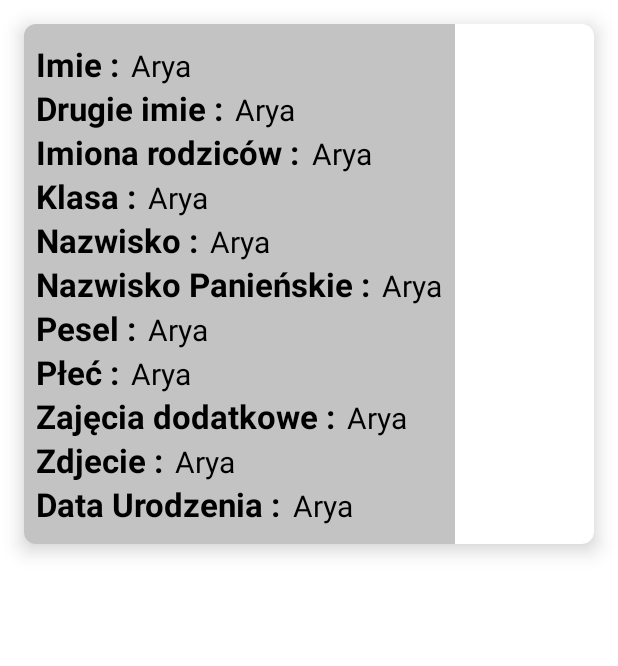
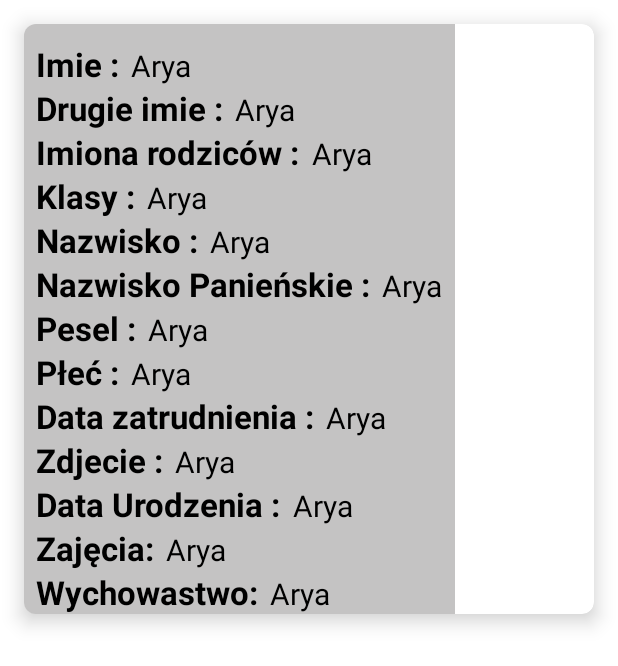
Before and after one commit to Ok-tvn/Sekretariat_Mobile, an Android app: the layout nauczyciel_karta.xml on its own in the app's theme, with its tools: preview values and no code run, on a phone screen of 412 x 824 dp. Shown: the top 666 px of the screen. Run offline under Robolectric (Android 15) with nearby library versions, the phone set to English and light mode, and no system bars.

Commit message:
Dodanie działającego nauczyciela

```diff
--- a/app/src/main/java/com/example/sekretariat_mobile/Adapter_uczen.java
+++ b/app/src/main/java/com/example/sekretariat_mobile/Adapter_uczen.java
@@ -61,12 +61,12 @@ public class Adapter_uczen extends RecyclerView.Adapter<Adapter_uczen.MyViewHold
             imie= itemView.findViewById(R.id.imie);
             drugie_imie = itemView.findViewById(R.id.drugie_imie);
             imiona_rodzicow= itemView.findViewById(R.id.imie_rodzice);
-            klasa = itemView.findViewById(R.id.klasa);
+            klasa = itemView.findViewById(R.id.klasy);
             nazwisko= itemView.findViewById(R.id.nazwisko);
             nazwisko_panienskie = itemView.findViewById(R.id.pan_nazwisko);
             pesel= itemView.findViewById(R.id.pesel);
             plec = itemView.findViewById(R.id.plec);
-            zajecia_dodatkowe= itemView.findViewById(R.id.zajecia_dodatkowe);
+            zajecia_dodatkowe= itemView.findViewById(R.id.data_zatrudnienia);
             zdjecie = itemView.findViewById(R.id.zdjecie);
             data_urodzenia= itemView.findViewById(R.id.data_urodzenia);
         }
--- a/app/src/main/res/layout/activity_nauczyciel.xml
+++ b/app/src/main/res/layout/activity_nauczyciel.xml
@@ -9,9 +9,10 @@
 
     <androidx.recyclerview.widget.RecyclerView
         android:id="@+id/userlist"
+        android:layout_width="377dp"
+        android:layout_height="467dp"
+        android:layout_marginTop="30dp"
         android:background="#4c4c4d"
-        android:layout_width="374dp"
-        android:layout_height="645dp"
         app:layout_constraintBottom_toBottomOf="parent"
         app:layout_constraintEnd_toEndOf="parent"
         app:layout_constraintHorizontal_bias="0.486"
--- a/app/src/main/res/layout/uczen_karta.xml
+++ b/app/src/main/res/layout/nauczyciel_karta.xml
@@ -35,8 +35,8 @@
                 android:layout_width="wrap_content"
                 android:layout_height="wrap_content"
                 android:layout_marginLeft="8dp"
+                android:layout_marginTop="12dp"
                 android:layout_marginRight="8dp"
-                android:layout_marginTop="12dp"
                 android:text="Arya"
                 android:textColor="@color/black"
                 android:textSize="20sp" />
@@ -104,13 +104,13 @@
                 android:layout_width="wrap_content"
                 android:layout_height="wrap_content"
                 android:layout_marginLeft="8dp"
-                android:text="Klasa :"
+                android:text="Klasy :"
                 android:textColor="@color/black"
                 android:textSize="22sp"
                 android:textStyle="bold" />
 
             <TextView
-                android:id="@+id/klasa"
+                android:id="@+id/klasy"
                 android:layout_width="wrap_content"
                 android:layout_height="wrap_content"
                 android:layout_marginLeft="8dp"
@@ -234,13 +234,13 @@
                 android:layout_width="wrap_content"
                 android:layout_height="wrap_content"
                 android:layout_marginLeft="8dp"
-                android:text="Zajęcia dodatkowe :"
+                android:text="Data zatrudnienia :"
                 android:textColor="@color/black"
                 android:textSize="22sp"
                 android:textStyle="bold" />
 
             <TextView
-                android:id="@+id/zajecia_dodatkowe"
+                android:id="@+id/data_zatrudnienia"
                 android:layout_width="wrap_content"
                 android:layout_height="wrap_content"
                 android:layout_marginLeft="8dp"
@@ -286,7 +286,6 @@
                 android:layout_width="wrap_content"
                 android:layout_height="wrap_content"
                 android:layout_marginLeft="8dp"
-                android:layout_marginBottom="12dp"
                 android:text="Data Urodzenia :"
                 android:textColor="@color/black"
                 android:textSize="22sp"
@@ -298,7 +297,58 @@
                 android:layout_height="wrap_content"
                 android:layout_marginLeft="8dp"
                 android:layout_marginRight="8dp"
-                android:layout_marginBottom="12dp"
+                android:text="Arya"
+                android:textColor="@color/black"
+                android:textSize="20sp" />
+        </LinearLayout>
+
+        <LinearLayout
+            android:layout_width="wrap_content"
+            android:layout_height="wrap_content"
+            android:layout_gravity="center_vertical"
+            android:orientation="horizontal">
+
+            <TextView
+                android:layout_width="wrap_content"
+                android:layout_height="wrap_content"
+                android:layout_marginLeft="8dp"
+                android:text="Zajęcia:"
+                android:textColor="@color/black"
+                android:textSize="22sp"
+                android:textStyle="bold" />
+
+            <TextView
+                android:id="@+id/zajecia"
+                android:layout_width="wrap_content"
+                android:layout_height="wrap_content"
+                android:layout_marginLeft="8dp"
+                android:layout_marginRight="8dp"
+                android:text="Arya"
+                android:textColor="@color/black"
+                android:textSize="20sp" />
+        </LinearLayout>
+
+        <LinearLayout
+            android:layout_width="wrap_content"
+            android:layout_height="wrap_content"
+            android:layout_gravity="center_vertical"
+            android:orientation="horizontal">
+
+            <TextView
+                android:layout_width="wrap_content"
+                android:layout_height="wrap_content"
+                android:layout_marginLeft="8dp"
+                android:text="Wychowastwo:"
+                android:textColor="@color/black"
+                android:textSize="22sp"
+                android:textStyle="bold" />
+
+            <TextView
+                android:id="@+id/wychowastwo"
+                android:layout_width="wrap_content"
+                android:layout_height="wrap_content"
+                android:layout_marginLeft="8dp"
+                android:layout_marginRight="8dp"
                 android:text="Arya"
                 android:textColor="@color/black"
                 android:textSize="20sp" />
```
Also changed, not shown: app/src/main/java/com/example/sekretariat_mobile/Adapter_nauczyciel.java (added, +78 -0 lines), app/src/main/java/com/example/sekretariat_mobile/MainActivity.java (+22 -0 lines), app/src/main/java/com/example/sekretariat_mobile/Nauczyciel.java (+50 -1 lines), app/src/main/java/com/example/sekretariat_mobile/Nauczyciel_klasa.java (added, +57 -0 lines), app/src/main/res/values/array_nauczyciel.xml (added, +18 -0 lines).
